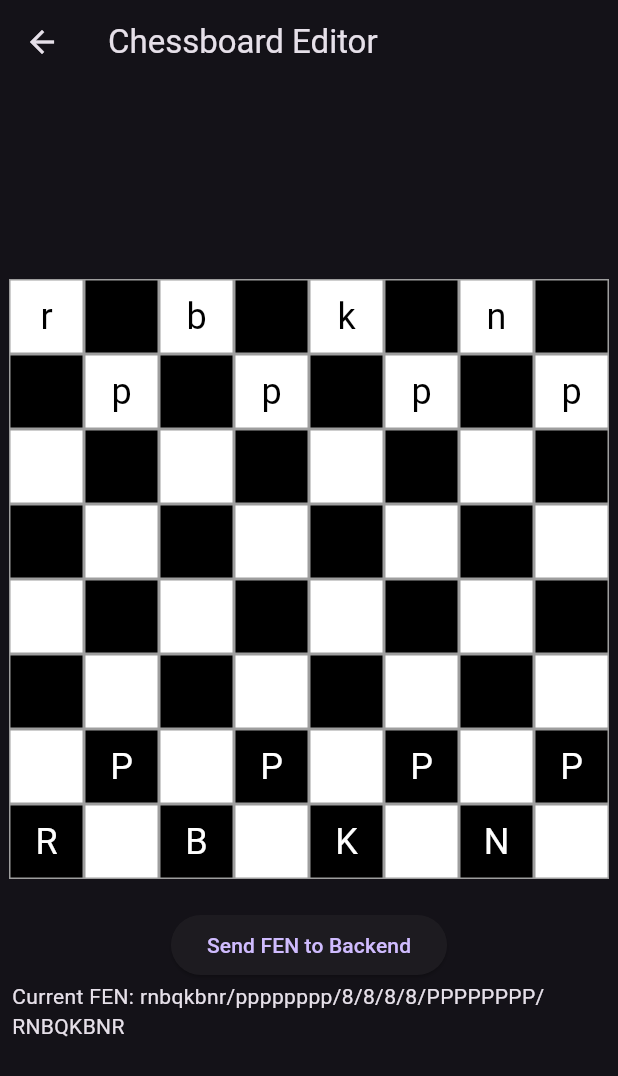
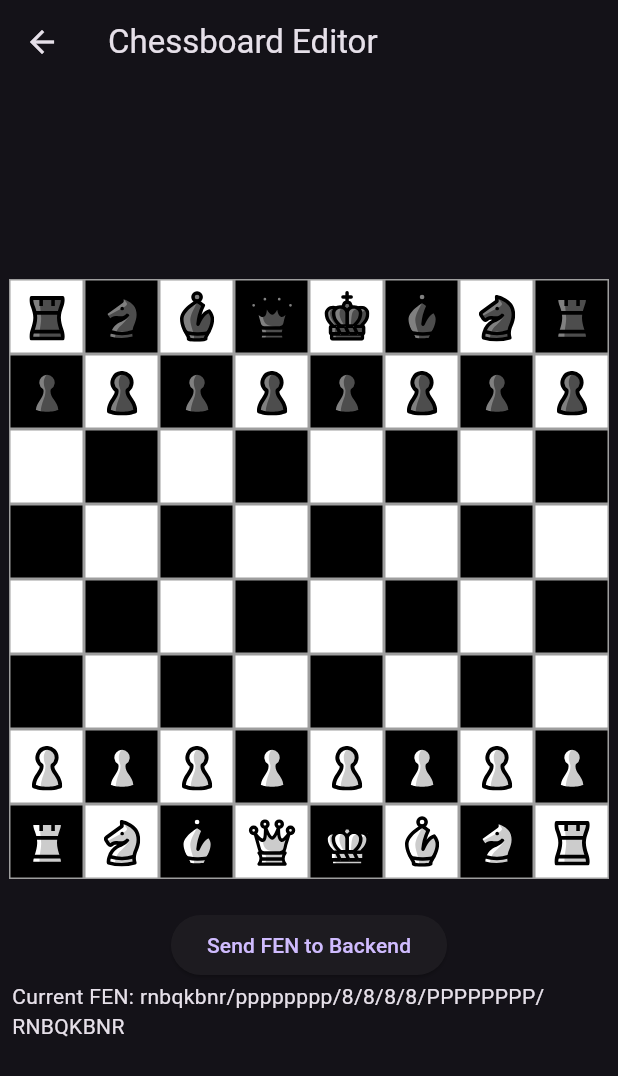
Before and after one commit to AidanFoushee/chizard_chess_app, a Flutter app: the BoardEditorPage screen opened by its route, on a phone screen of 412 x 824 dp. Shown: the top 1076 px of the screen. Run offline on Flutter 3.47's test engine with Material 3 defaults, Android fonts, the phone set to English and light mode, and no system bars; our stand-ins replace flutter_svg, hive, hive_flutter, image_picker; accounts and stored records are empty.

```diff
--- a/lib/pages/board_editor_page.dart
+++ b/lib/pages/board_editor_page.dart
@@ -160,14 +160,15 @@ class _BoardEditorPageState extends State<BoardEditorPage> {
               border: Border.all(color: Colors.grey),
             ),
             child: Center(
-              child: Text(
-                piece,
-                style: TextStyle(
-                  color: piece == piece.toUpperCase() ? Colors.white : Colors
-                      .black,
-                  fontSize: 24,
-                ),
-              ),
+              child: piece.isNotEmpty && pieceImages.containsKey(piece)
+                  ? SvgPicture.asset(
+                pieceImages[piece]!,
+                width: 40,
+                height: 40,
+                fit: BoxFit.contain,
+              )
+
+                  : null,
             ),
           ),
         );
```
